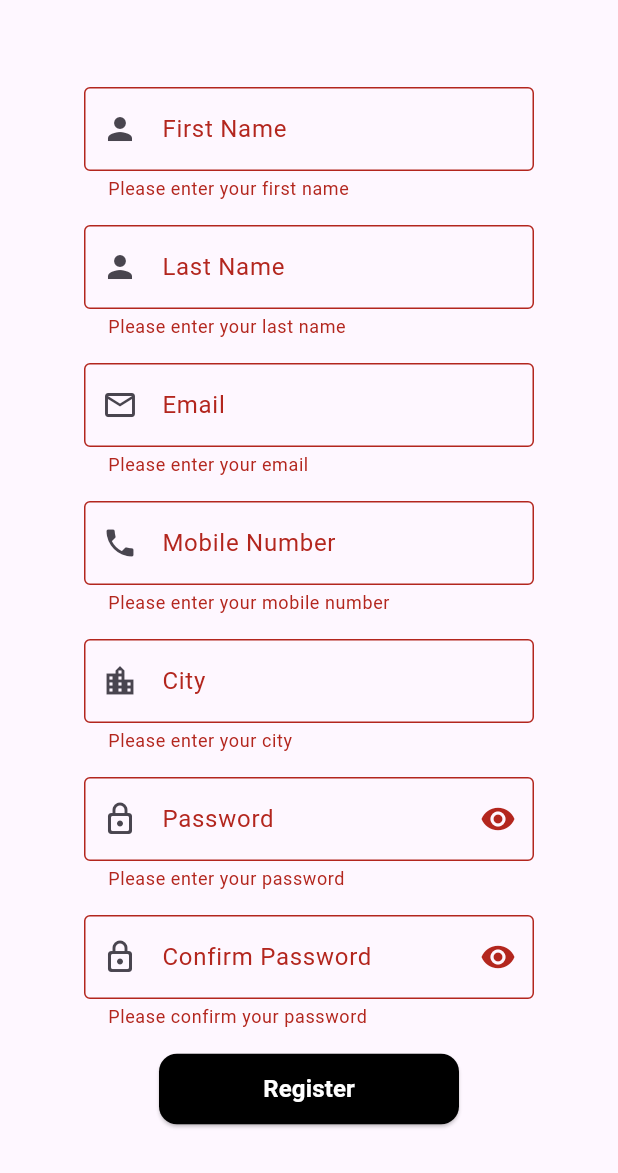
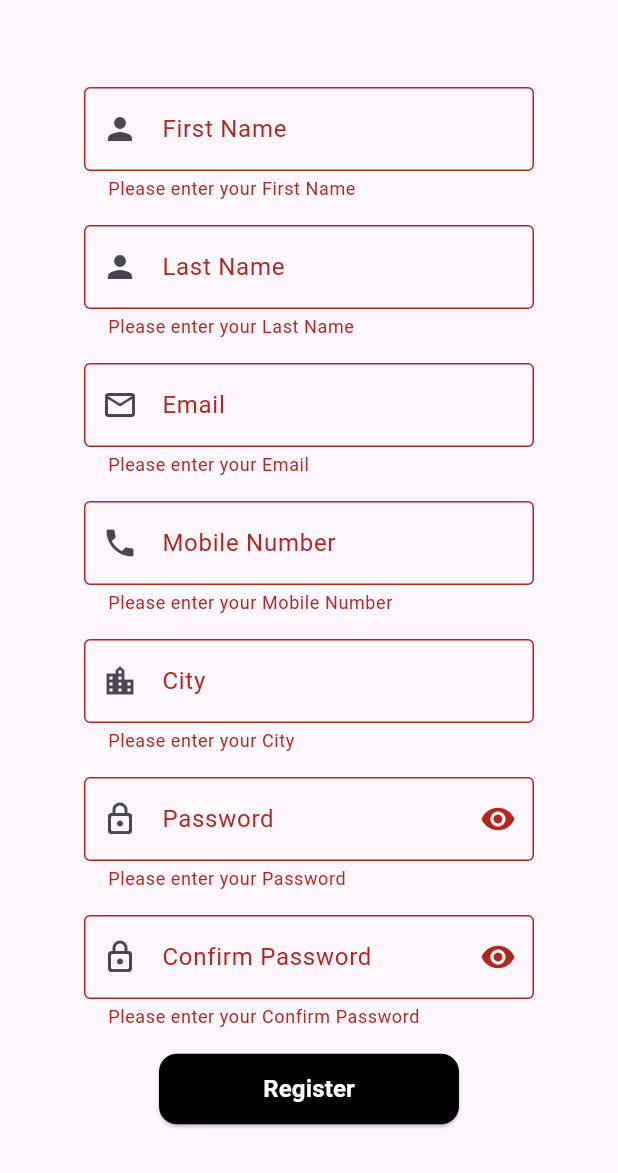
Before and after one commit to jackmcardle99/communityeye-frontend, a Flutter app: the RegisterScreen screen opened directly, after a tap on "Register", on a phone screen of 412 x 824 dp, the part 63-1236 px from its top. Run offline on Flutter 3.47's test engine with Material 3 defaults, Android fonts, the phone set to English and light mode, and no system bars; our stand-ins replace flutter_map, flutter_secure_storage, flutter_svg, image_picker, latlong2, location and 3 more; missing offline and left inert: dart_jsonwebtoken, flutter_map_heatmap; accounts and stored records are empty.

Commit message:
fixing input forms and validations

```diff
--- a/lib/ui/auth/auth_viewmodel.dart
+++ b/lib/ui/auth/auth_viewmodel.dart
@@ -65,7 +65,7 @@ class AuthViewModel extends ChangeNotifier {
     }
   }
 
-  bool _isValidEmail(String email) {
+  bool isValidEmail(String email) {
     return RegExp(
             r"^[a-zA-Z0-9.a-zA-Z0-9.!#$%&'*+-/=?^_`{|}~]+@[a-zA-Z0-9]+\.[a-zA-Z]+")
         .hasMatch(email);
--- a/lib/ui/auth/login_screen.dart
+++ b/lib/ui/auth/login_screen.dart
@@ -14,6 +14,7 @@ import 'package:communityeye_frontend/ui/widgets/logo.dart';
 import 'package:flutter/material.dart';
 import 'package:communityeye_frontend/ui/auth/auth_viewmodel.dart';
 import 'package:provider/provider.dart';
+import 'package:flutter/services.dart';
 
 class LoginScreen extends StatelessWidget {
   const LoginScreen({super.key});
@@ -85,8 +86,7 @@ class __FormContentState extends State<_FormContent> {
               label: 'Email',
               hint: 'Enter your email',
               icon: Icons.email_outlined,
-              validator: (value) =>
-                  value == null || value.isEmpty ? 'Please enter your email' : null,
+              keyboardType: TextInputType.emailAddress,
             ),
             _gap(),
             _buildTextField(
@@ -147,12 +147,13 @@ class __FormContentState extends State<_FormContent> {
     required IconData icon,
     Widget? suffixIcon,
     bool obscureText = false,
+    TextInputType? keyboardType,
     String? Function(String?)? validator,
   }) {
     return TextFormField(
       controller: controller,
-      validator: validator,
       obscureText: obscureText,
+      keyboardType: keyboardType,
       decoration: InputDecoration(
         labelText: label,
         hintText: hint,
@@ -160,6 +161,15 @@ class __FormContentState extends State<_FormContent> {
         border: const OutlineInputBorder(),
         suffixIcon: suffixIcon,
       ),
+       validator: (value) {
+        if (value == null || value.isEmpty) {
+          return 'Please enter your $label';
+        }
+        if (label == 'Email' && !context.read<AuthViewModel>().isValidEmail(value)) {
+          return 'Please enter a valid email';
+        }
+        return validator?.call(value);
+      },
     );
   }
 }
--- a/lib/ui/auth/register_screen.dart
+++ b/lib/ui/auth/register_screen.dart
@@ -16,7 +16,7 @@ import 'package:communityeye_frontend/ui/auth/auth_viewmodel.dart';
 import 'package:provider/provider.dart';
 import 'package:communityeye_frontend/ui/widgets/error_message.dart';
 import 'package:communityeye_frontend/ui/widgets/success_message.dart';
-
+import 'package:flutter/services.dart';
 
 class RegisterScreen extends StatelessWidget {
   const RegisterScreen({super.key});
@@ -83,9 +83,8 @@ class __FormContentState extends State<_FormContent> {
               label: 'First Name',
               hint: 'Enter your first name',
               icon: Icons.person,
-              validator: (value) => value == null || value.isEmpty
-                  ? 'Please enter your first name'
-                  : null,
+              keyboardType: TextInputType.name,
+              inputFormatters: [FilteringTextInputFormatter.allow(RegExp("[a-zA-Z]"))],
             ),
             _gap(),
             _buildTextField(
@@ -93,9 +92,8 @@ class __FormContentState extends State<_FormContent> {
               label: 'Last Name',
               hint: 'Enter your last name',
               icon: Icons.person,
-              validator: (value) => value == null || value.isEmpty
-                  ? 'Please enter your last name'
-                  : null,
+              keyboardType: TextInputType.name,
+              inputFormatters: [FilteringTextInputFormatter.allow(RegExp("[a-zA-Z]"))],
             ),
             _gap(),
             _buildTextField(
@@ -103,9 +101,7 @@ class __FormContentState extends State<_FormContent> {
               label: 'Email',
               hint: 'Enter your email',
               icon: Icons.email_outlined,
-              validator: (value) => value == null || value.isEmpty
-                  ? 'Please enter your email'
-                  : null,
+              keyboardType: TextInputType.emailAddress,
             ),
             _gap(),
             _buildTextField(
@@ -113,9 +109,8 @@ class __FormContentState extends State<_FormContent> {
               label: 'Mobile Number',
               hint: 'Enter your mobile number',
               icon: Icons.phone,
-              validator: (value) => value == null || value.isEmpty
-                  ? 'Please enter your mobile number'
-                  : null,
+              keyboardType: TextInputType.phone,
+              inputFormatters: [FilteringTextInputFormatter.digitsOnly],
             ),
             _gap(),
             _buildTextField(
@@ -123,9 +118,8 @@ class __FormContentState extends State<_FormContent> {
               label: 'City',
               hint: 'Enter your city',
               icon: Icons.location_city,
-              validator: (value) => value == null || value.isEmpty
-                  ? 'Please enter your city'
-                  : null,
+              keyboardType: TextInputType.name,
+              inputFormatters: [FilteringTextInputFormatter.allow(RegExp("[a-zA-Z]"))],
             ),
             _gap(),
             _buildTextField(
@@ -223,12 +217,15 @@ class __FormContentState extends State<_FormContent> {
     required IconData icon,
     Widget? suffixIcon,
     bool obscureText = false,
+    TextInputType? keyboardType,
+    List<TextInputFormatter>? inputFormatters,
     String? Function(String?)? validator,
   }) {
     return TextFormField(
       controller: controller,
-      validator: validator,
       obscureText: obscureText,
+      keyboardType: keyboardType,
+      inputFormatters: inputFormatters,
       decoration: InputDecoration(
         labelText: label,
         hintText: hint,
@@ -236,6 +233,16 @@ class __FormContentState extends State<_FormContent> {
         border: const OutlineInputBorder(),
         suffixIcon: suffixIcon,
       ),
+       validator: (value) {
+        if (value == null || value.isEmpty) {
+          return 'Please enter your $label';
+        }
+        if (label == 'Email' && !context.read<AuthViewModel>().isValidEmail(value)) {
+          return 'Please enter a valid email';
+        }
+        return validator?.call(value);
+
+      },
     );
   }
 }
--- a/lib/ui/profile/profile_viewmodel.dart
+++ b/lib/ui/profile/profile_viewmodel.dart
@@ -108,4 +108,10 @@ class ProfileViewModel extends ChangeNotifier {
   Future<void> deleteUserAccount() async {
     await _authProvider.deleteUserAccount();
   }
+
+  bool isValidEmail(String email) {
+    return RegExp(
+          r"^[a-zA-Z0-9.a-zA-Z0-9.!#$%&'*+-/=?^_`{|}~]+@[a-zA-Z0-9]+\.[a-zA-Z]+")
+      .hasMatch(email);
+  }
 }
```
Also changed, not shown: lib/ui/profile/profile_screen.dart (+42 -1 lines).
